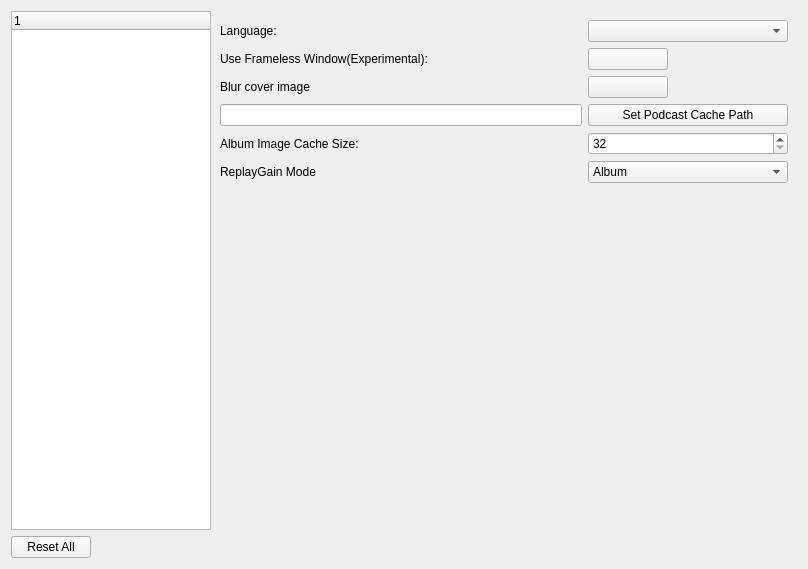
billlin0904/xamp2, file src/xamp/preferencedialog.ui: the form before one commit.
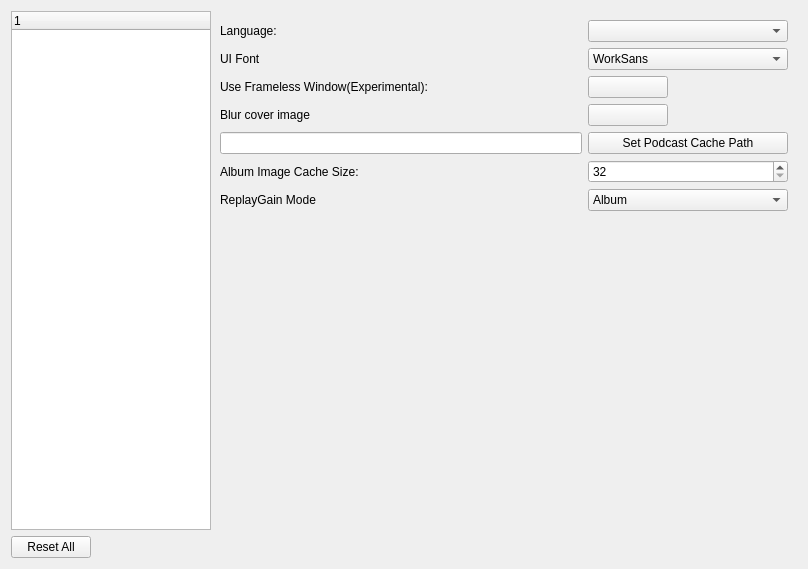
The form after the commit. Custom widgets are drawn as their Qt base class.

Commit message: 增加ui font選項

What changed in the file:
```diff
--- a/src/xamp/preferencedialog.ui
+++ b/src/xamp/preferencedialog.ui
@@ -92,20 +92,17 @@
        </property>
        <widget class="QWidget" name="playbackPage">
         <layout class="QGridLayout" name="gridLayout">
-         <item row="1" column="0" colspan="2">
-          <widget class="QLabel" name="label_11">
-           <property name="sizePolicy">
-            <sizepolicy hsizetype="Preferred" vsizetype="Preferred">
-             <horstretch>0</horstretch>
-             <verstretch>0</verstretch>
-            </sizepolicy>
-           </property>
-           <property name="text">
-            <string>Use Frameless Window(Experimental):</string>
+         <item row="0" column="2">
+          <widget class="QComboBox" name="langCombo"/>
+         </item>
+         <item row="5" column="0" colspan="2">
+          <widget class="QLineEdit" name="podcastCachePathLineEdit">
+           <property name="readOnly">
+            <bool>true</bool>
            </property>
           </widget>
          </item>
-         <item row="7" column="0">
+         <item row="8" column="0">
           <spacer name="verticalSpacer">
            <property name="orientation">
             <enum>Qt::Vertical</enum>
@@ -118,7 +115,104 @@
            </property>
           </spacer>
          </item>
+         <item row="4" column="0">
+          <widget class="QLabel" name="label_13">
+           <property name="sizePolicy">
+            <sizepolicy hsizetype="Preferred" vsizetype="Preferred">
+             <horstretch>0</horstretch>
+             <verstretch>0</verstretch>
+            </sizepolicy>
+           </property>
+           <property name="text">
+            <string>Blur cover image</string>
+           </property>
+          </widget>
+         </item>
          <item row="5" column="2">
+          <widget class="QPushButton" name="setPodcastCacheButton">
+           <property name="text">
+            <string>Set Podcast Cache Path</string>
+           </property>
+          </widget>
+         </item>
+         <item row="4" column="2">
+          <widget class="SwitchButton" name="enableBlurCoverImagePushButton">
+           <property name="maximumSize">
+            <size>
+             <width>80</width>
+             <height>16777215</height>
+            </size>
+           </property>
+           <property name="text">
+            <string/>
+           </property>
+          </widget>
+         </item>
+         <item row="6" column="0" colspan="2">
+          <widget class="QLabel" name="label_9">
+           <property name="maximumSize">
+            <size>
+             <width>16777215</width>
+             <height>16777215</height>
+            </size>
+           </property>
+           <property name="text">
+            <string>Album Image Cache Size:</string>
+           </property>
+          </widget>
+         </item>
+         <item row="2" column="2">
+          <widget class="SwitchButton" name="enableFramelessWindowPushButton">
+           <property name="maximumSize">
+            <size>
+             <width>80</width>
+             <height>16777215</height>
+            </size>
+           </property>
+           <property name="text">
+            <string/>
+           </property>
+          </widget>
+         </item>
+         <item row="7" column="0" colspan="2">
+          <widget class="QLabel" name="label_12">
+           <property name="maximumSize">
+            <size>
+             <width>16777215</width>
+             <height>16777215</height>
+            </size>
+           </property>
+           <property name="text">
+            <string>ReplayGain Mode</string>
+           </property>
+          </widget>
+         </item>
+         <item row="7" column="2">
+          <widget class="QComboBox" name="replayGainModeCombo">
+           <property name="minimumSize">
+            <size>
+             <width>200</width>
+             <height>0</height>
+            </size>
+           </property>
+           <item>
+            <property name="text">
+             <string>Album</string>
+            </property>
+           </item>
+           <item>
+            <property name="text">
+             <string>Track</string>
+            </property>
+           </item>
+           <item>
+            <property name="text">
+             <string>None</string>
+            </property>
+           </item>
+          </widget>
+         </item>
+         <item row="6" column="2">
           <widget class="QSpinBox" name="albumImageCacheSizeSpinBox">
            <property name="minimum">
             <number>32</number>
@@ -128,8 +222,8 @@
            </property>
           </widget>
          </item>
-         <item row="3" column="0">
-          <widget class="QLabel" name="label_13">
+         <item row="2" column="0" colspan="2">
+          <widget class="QLabel" name="label_11">
            <property name="sizePolicy">
             <sizepolicy hsizetype="Preferred" vsizetype="Preferred">
              <horstretch>0</horstretch>
@@ -137,20 +231,7 @@
             </sizepolicy>
            </property>
            <property name="text">
-            <string>Blur cover image</string>
-           </property>
-          </widget>
-         </item>
-         <item row="5" column="0" colspan="2">
-          <widget class="QLabel" name="label_9">
-           <property name="maximumSize">
-            <size>
-             <width>16777215</width>
-             <height>16777215</height>
-            </size>
-           </property>
-           <property name="text">
-            <string>Album Image Cache Size:</string>
+            <string>Use Frameless Window(Experimental):</string>
            </property>
           </widget>
          </item>
@@ -167,50 +248,8 @@
            </property>
           </widget>
          </item>
-         <item row="0" column="2">
-          <widget class="QComboBox" name="langCombo"/>
-         </item>
-         <item row="4" column="0" colspan="2">
-          <widget class="QLineEdit" name="podcastCachePathLineEdit">
-           <property name="readOnly">
-            <bool>true</bool>
-           </property>
-          </widget>
-         </item>
-         <item row="4" column="2">
-          <widget class="QPushButton" name="setPodcastCacheButton">
-           <property name="text">
-            <string>Set Podcast Cache Path</string>
-           </property>
-          </widget>
-         </item>
-         <item row="6" column="2">
-          <widget class="QComboBox" name="replayGainModeCombo">
-           <property name="minimumSize">
-            <size>
-             <width>200</width>
-             <height>0</height>
-            </size>
-           </property>
-           <item>
-            <property name="text">
-             <string>Album</string>
-            </property>
-           </item>
-           <item>
-            <property name="text">
-             <string>Track</string>
-            </property>
-           </item>
-           <item>
-            <property name="text">
-             <string>None</string>
-            </property>
-           </item>
-          </widget>
-         </item>
-         <item row="6" column="0" colspan="2">
-          <widget class="QLabel" name="label_12">
+         <item row="1" column="0">
+          <widget class="QLabel" name="label_14">
            <property name="maximumSize">
             <size>
              <width>16777215</width>
@@ -218,34 +257,33 @@
             </size>
            </property>
            <property name="text">
-            <string>ReplayGain Mode</string>
+            <string>UI Font</string>
            </property>
           </widget>
          </item>
          <item row="1" column="2">
-          <widget class="SwitchButton" name="enableFramelessWindowPushButton">
-           <property name="maximumSize">
+          <widget class="QComboBox" name="defaultUICombo">
+           <property name="minimumSize">
             <size>
-             <width>80</width>
-             <height>16777215</height>
+             <width>200</width>
+             <height>0</height>
             </size>
            </property>
-           <property name="text">
-            <string/>
-           </property>
-          </widget>
-         </item>
-         <item row="3" column="2">
-          <widget class="SwitchButton" name="enableBlurCoverImagePushButton">
-           <property name="maximumSize">
-            <size>
-             <width>80</width>
-             <height>16777215</height>
-            </size>
-           </property>
-           <property name="text">
-            <string/>
-           </property>
+           <item>
+            <property name="text">
+             <string>WorkSans</string>
+            </property>
+           </item>
+           <item>
+            <property name="text">
+             <string>IBMPlexSans</string>
+            </property>
+           </item>
+           <item>
+            <property name="text">
+             <string>Inter</string>
+            </property>
+           </item>
           </widget>
          </item>
         </layout>
```
The commit also changes 7 other files.
